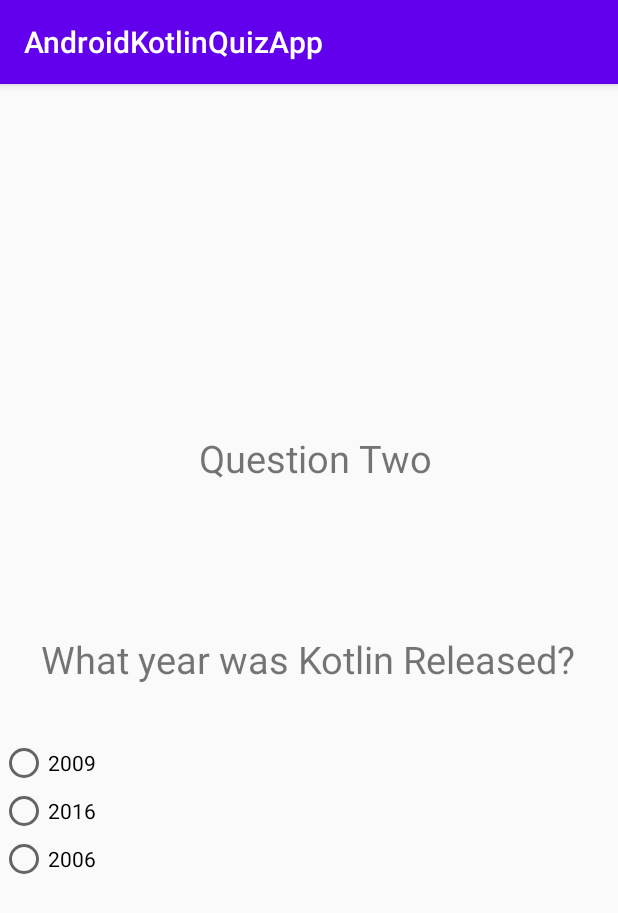
After one commit to sterlingking1990/AndroidKotlinQuizApp, an Android app: the fragment QuizTwoFragment shown on its own in the app's theme, on a phone screen of 412 x 824 dp. The commit adds this screen. Shown: the top 913 px of the screen. Run offline under Robolectric (Android 15) with nearby library versions, the phone set to English and light mode, and no system bars.

Commit message:
replace fragments on click of button

```diff
--- a/app/src/main/java/com/example/androidkotlinquizapp/MainActivity.kt
+++ b/app/src/main/java/com/example/androidkotlinquizapp/MainActivity.kt
@@ -3,6 +3,7 @@ package com.example.androidkotlinquizapp
 import androidx.appcompat.app.AppCompatActivity
 import android.os.Bundle
 import androidx.fragment.app.FragmentFactory
+import kotlinx.android.synthetic.main.frame_layout.*
 
 class MainActivity : AppCompatActivity() {
     override fun onCreate(savedInstanceState: Bundle?) {
@@ -11,9 +12,24 @@ class MainActivity : AppCompatActivity() {
 
         var questionOneInflatedInstance=QuizOneFragment()
 
+        var questionTwoInflatedInstance = QuizTwoFragment()
+
+
         supportFragmentManager.beginTransaction().apply {
             replace(R.id.flQuiz,questionOneInflatedInstance)
         }
 
+        btnQuizOne.setOnClickListener{
+            supportFragmentManager.beginTransaction().apply {
+                replace(R.id.flQuiz,questionOneInflatedInstance)
+            }
+        }
+
+        btnQuizTwo.setOnClickListener{
+            supportFragmentManager.beginTransaction().apply {
+                replace(R.id.flQuiz,questionTwoInflatedInstance)
+            }
+        }
+
     }
 }
--- /dev/null
+++ b/app/src/main/java/com/example/androidkotlinquizapp/QuizTwoFragment.kt
@@ -0,0 +1,21 @@
+package com.example.androidkotlinquizapp
+
+import android.os.Bundle
+import androidx.fragment.app.Fragment
+import android.view.LayoutInflater
+import android.view.View
+import android.view.ViewGroup
+
+// TODO: Rename parameter arguments, choose names that match
+// the fragment initialization parameters, e.g. ARG_ITEM_NUMBER
+private const val ARG_PARAM1 = "param1"
+private const val ARG_PARAM2 = "param2"
+
+/**
+ * A simple [Fragment] subclass.
+ * Use the [QuizTwoFragment.newInstance] factory method to
+ * create an instance of this fragment.
+ */
+class QuizTwoFragment : Fragment(R.layout.fragment_quiz_two) {
+
+}
--- /dev/null
+++ b/app/src/main/res/layout/fragment_quiz_two.xml
@@ -0,0 +1,66 @@
+<?xml version="1.0" encoding="utf-8"?>
+<androidx.constraintlayout.widget.ConstraintLayout xmlns:android="http://schemas.android.com/apk/res/android"
+    xmlns:tools="http://schemas.android.com/tools"
+    android:layout_width="match_parent"
+    android:layout_height="match_parent"
+    xmlns:app="http://schemas.android.com/apk/res-auto"
+    tools:context=".QuizTwoFragment">
+
+    <!-- TODO: Update blank fragment layout -->
+
+    <TextView
+        android:id="@+id/tvQuestionTwoLabel"
+        android:layout_width="387dp"
+        android:layout_height="134dp"
+        android:layout_marginTop="232dp"
+        android:text="Question Two"
+        android:textAlignment="center"
+        android:textSize="25dp"
+        app:layout_constraintEnd_toEndOf="parent"
+        app:layout_constraintHorizontal_bias="0.666"
+        app:layout_constraintStart_toStartOf="parent"
+        app:layout_constraintTop_toTopOf="parent" />
+
+    <TextView
+        android:id="@+id/tvQuestionTwoText"
+        android:layout_width="wrap_content"
+        android:layout_height="wrap_content"
+        android:text="What year was Kotlin Released?"
+        android:textSize="25dp"
+        app:layout_constraintEnd_toEndOf="parent"
+        app:layout_constraintHorizontal_bias="0.495"
+        app:layout_constraintStart_toStartOf="parent"
+        app:layout_constraintTop_toBottomOf="@+id/tvQuestionTwoLabel"
+        app:layout_constraintVertical_bias="0.157" />
+
+    <RadioGroup
+        android:layout_width="match_parent"
+        android:layout_height="wrap_content"
+        android:layout_marginTop="36dp"
+        android:orientation="vertical"
+        app:layout_constraintEnd_toEndOf="parent"
+        app:layout_constraintHorizontal_bias="0.0"
+        app:layout_constraintStart_toStartOf="parent"
+        app:layout_constraintTop_toBottomOf="@+id/tvQuestionTwoText">
+
+        <RadioButton
+            android:id="@+id/rbOption1"
+            android:layout_width="wrap_content"
+            android:layout_height="wrap_content"
+            android:text="2009" />
+
+        <RadioButton
+            android:id="@+id/rbOption2"
+            android:layout_width="wrap_content"
+            android:layout_height="wrap_content"
+            android:text="2016" />
+
+        <RadioButton
+            android:id="@+id/rbOption3"
+            android:layout_width="wrap_content"
+            android:layout_height="wrap_content"
+            android:text="2006" />
+
+    </RadioGroup>
+
+</androidx.constraintlayout.widget.ConstraintLayout>
```
